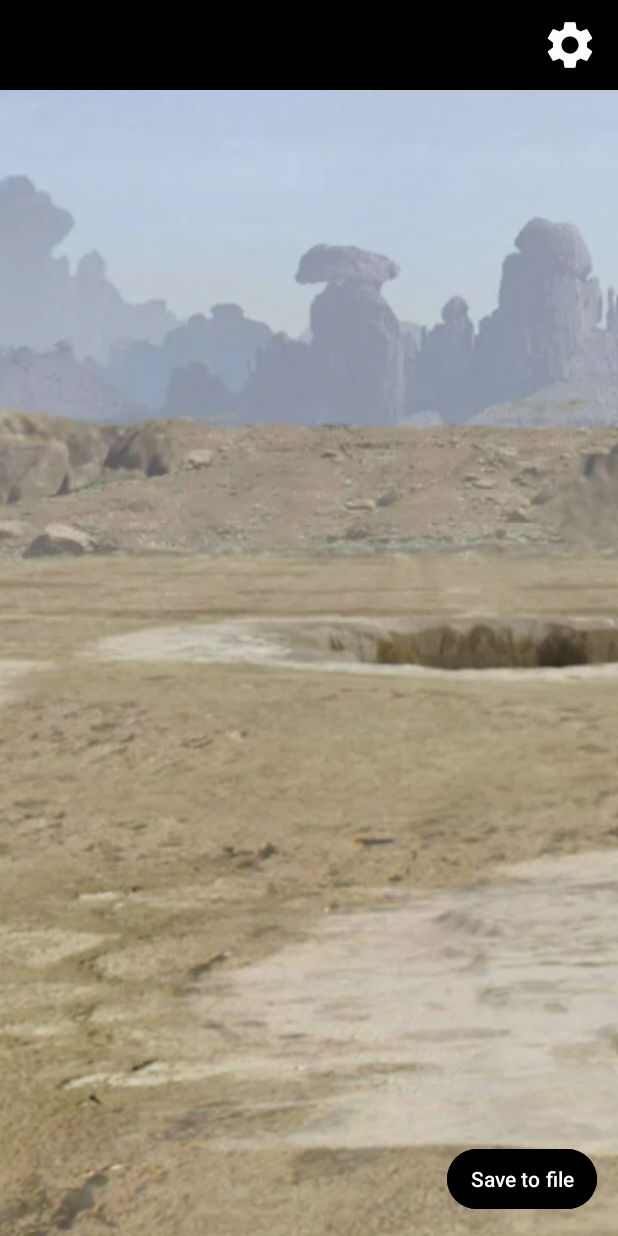
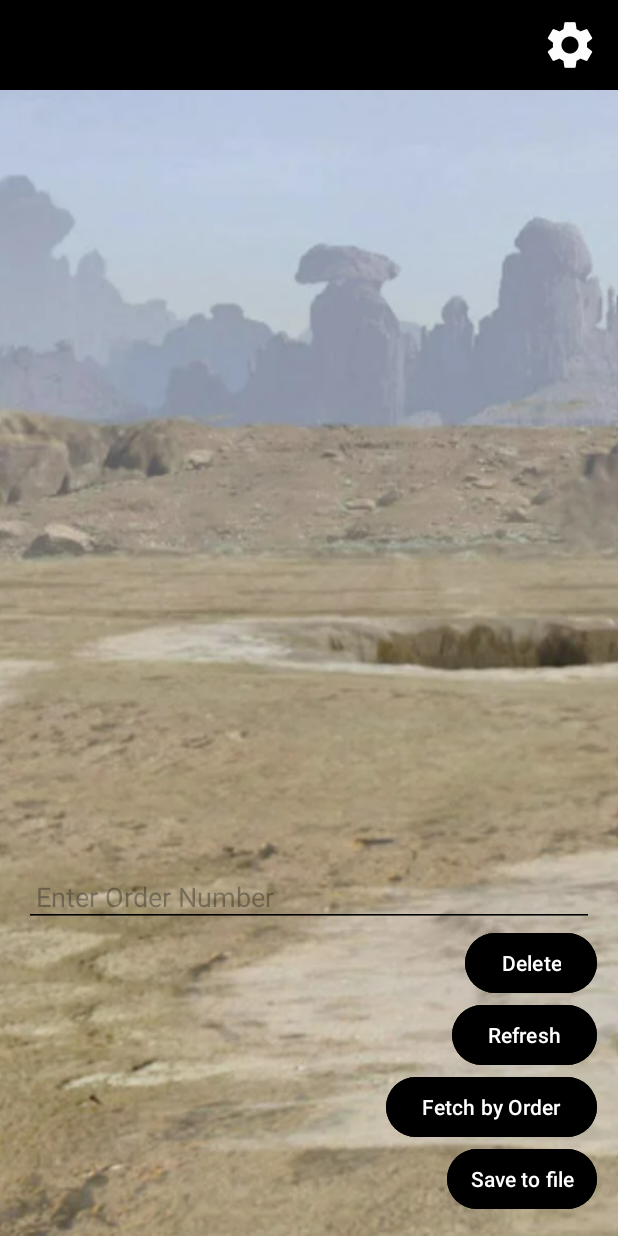
Before and after one commit to mariqzw/MobileAppStarWars, an Android app: the fragment HomeFragment placed in its activity, on a phone screen of 412 x 824 dp. Run offline under Robolectric (Android 15) with nearby library versions, the phone set to English and light mode, and no system bars; our stand-ins replace Room's generated code; 2 statements that could not run were skipped.

```diff
--- a/app/src/main/java/com/example/lab1/database/CharacterDao.kt
+++ b/app/src/main/java/com/example/lab1/database/CharacterDao.kt
@@ -15,5 +15,5 @@ interface CharacterDao {
     suspend fun insertCharacters(characters: List<CharacterEntity>)
 
     @Query("DELETE FROM characters")
-    fun deleteAllCharacters()
+    suspend fun deleteAllCharacters()
 }
--- a/app/src/main/java/com/example/lab1/database/CharacterRepository.kt
+++ b/app/src/main/java/com/example/lab1/database/CharacterRepository.kt
@@ -7,9 +7,9 @@ class CharacterRepository(
     private val api: KtorNetworkApi,
     private val dao: CharacterDao
 ) {
-    suspend fun getCharacters(orderNumber: Int, page: Int = 1): List<CharacterEntity> {
+    suspend fun getCharacters(): List<CharacterEntity> {
         return try {
-            val characters = api.getCharacters(page)
+            val characters = api.getCharacters()
 
             characters.map { character ->
                 val homeworldName =
@@ -33,7 +33,7 @@ class CharacterRepository(
         dao.insertCharacters(characters)
     }
 
-    private fun deleteCharacters() {
+    suspend fun deleteCharacters() {
         dao.deleteAllCharacters()
     }
 
@@ -43,7 +43,7 @@ class CharacterRepository(
 
     suspend fun refreshCharacters() {
         try {
-            val characters = getCharacters(1)
+            val characters = getCharacters()
             deleteCharacters()
             cacheCharacters(characters)
         } catch (e: Exception) {
--- a/app/src/main/java/com/example/lab1/network/KtorNetworkApi.kt
+++ b/app/src/main/java/com/example/lab1/network/KtorNetworkApi.kt
@@ -20,13 +20,12 @@ import io.ktor.http.path
 import io.ktor.serialization.kotlinx.json.json
 import kotlinx.serialization.json.Json
 import io.ktor.client.plugins.logging.Logger
-import io.ktor.client.request.parameter
 import io.ktor.client.request.url
 import kotlin.time.Duration.Companion.seconds
 
 
 interface KtorNetworkApi {
-    suspend fun getCharacters(page: Int = 1): List<Character>
+    suspend fun getCharacters(): List<Character>
     suspend fun getHomeworldName(url: String): String
 }
 
@@ -55,7 +54,7 @@ class KtorNetwork : KtorNetworkApi {
         }
     }
 
-    override suspend fun getCharacters(page: Int): List<Character> {
+    override suspend fun getCharacters(): List<Character> {
         return try {
             client.get {
                 url {
@@ -63,7 +62,6 @@ class KtorNetwork : KtorNetworkApi {
                     protocol = URLProtocol.HTTPS
                     path("api/people")
                     contentType(ContentType.Application.Json)
-                    parameter("page", page)
                 }
             }.let { response ->
                 Log.d("Ktor Response", response.body())
--- a/app/src/main/java/com/example/lab1/presentation/screens/HomeFragment.kt
+++ b/app/src/main/java/com/example/lab1/presentation/screens/HomeFragment.kt
@@ -83,14 +83,20 @@ class HomeFragment : Fragment() {
             }
         }
 
-        binding.btnFetchByOrder.setOnClickListener {
-            val orderNumber = binding.etOrderNumber.text.toString().toIntOrNull()
-            if (orderNumber != null) {
-                lifecycleScope.launch {
-                    fetchCharactersByOrderNumber(orderNumber)
-                }
-            } else {
-                Toast.makeText(requireContext(), "Invalid order number", Toast.LENGTH_SHORT).show()
+//        binding.btnFetchByOrder.setOnClickListener {
+//            val orderNumber = binding.etOrderNumber.text.toString().toIntOrNull()
+//            if (orderNumber != null) {
+//                lifecycleScope.launch {
+//                    fetchCharactersByOrderNumber()
+//                }
+//            } else {
+//                Toast.makeText(requireContext(), "Invalid order number", Toast.LENGTH_SHORT).show()
+//            }
+//        }
+
+        binding.btnDelete.setOnClickListener {
+            lifecycleScope.launch {
+                deleteAllCharacters()
             }
         }
     }
@@ -103,7 +109,7 @@ class HomeFragment : Fragment() {
 
     private suspend fun fetchCharactersFromApi() {
         try {
-            val characters = repository.getCharacters(17)
+            val characters = repository.getCharacters()
             Log.d(TAG, "Fetched characters: $characters")
             if (characters.isNotEmpty()) {
                 repository.cacheCharacters(characters)
@@ -119,10 +125,10 @@ class HomeFragment : Fragment() {
         repository.getCharactersFlow().collect { characters ->
             if (characters.isEmpty()) {
                 Log.d(TAG, "No cached characters, fetching from API...")
-                fetchCharactersFromApi() // Fetch from API if no cached characters
+                fetchCharactersFromApi()
             } else {
                 Log.d(TAG, "Displaying characters: $characters")
-                adapter.setData(characters) // Update RecyclerView with the cached characters
+                adapter.setData(characters)
             }
         }
     }
@@ -135,9 +141,17 @@ class HomeFragment : Fragment() {
         }
     }
 
-    private suspend fun fetchCharactersByOrderNumber(orderNumber: Int) {
+    private suspend fun deleteAllCharacters() {
         try {
-            val characters = repository.getCharacters(orderNumber) // Fetch characters by order number
+            repository.deleteCharacters()
+        } catch (e: Exception) {
+            Toast.makeText(requireContext(), "Error refreshing data: ${e.message}", Toast.LENGTH_SHORT).show()
+        }
+    }
+
+    private suspend fun fetchCharactersByOrderNumber() {
+        try {
+            val characters = repository.getCharacters() // Fetch characters by order number
             repository.cacheCharacters(characters) // Cache the fetched characters
         } catch (e: Exception) {
             Toast.makeText(requireContext(), "Error fetching data: ${e.message}", Toast.LENGTH_SHORT).show()
--- a/app/src/main/res/layout/fragment_home.xml
+++ b/app/src/main/res/layout/fragment_home.xml
@@ -57,44 +57,9 @@
         app:layout_constraintHorizontal_bias="0.0"
         app:layout_constraintStart_toStartOf="parent"
         app:layout_constraintTop_toBottomOf="@id/header"
+        app:layout_constraintBottom_toTopOf="@id/etOrderNumber"
         app:layout_constraintVertical_bias="0.0" />
 
-    <EditText
-        android:id="@+id/etOrderNumber"
-        android:layout_width="0dp"
-        android:layout_height="wrap_content"
-        android:hint="Enter Order Number"
-        android:inputType="number"
-        android:padding="8dp"
-        android:backgroundTint="@color/black"
-        android:layout_marginHorizontal="16dp"
-        app:layout_constraintTop_toBottomOf="@id/chatRecyclerView"
-        app:layout_constraintStart_toStartOf="parent"
-        app:layout_constraintEnd_toEndOf="parent" />
-
-    <Button
-        android:id="@+id/btnFetchByOrder"
-        android:layout_width="wrap_content"
-        android:layout_height="wrap_content"
-        android:text="Fetch by Order"
-        android:backgroundTint="@color/black"
-        android:textColor="@android:color/white"
-        app:layout_constraintTop_toBottomOf="@id/etOrderNumber"
-        app:layout_constraintStart_toStartOf="parent"
-        app:layout_constraintEnd_toEndOf="parent"
-        android:layout_marginTop="8dp" />
-
-    <Button
-        android:id="@+id/btnRefresh"
-        android:layout_width="wrap_content"
-        android:layout_height="wrap_content"
-        android:text="Refresh"
-        android:backgroundTint="@color/black"
-        android:textColor="@android:color/white"
-        app:layout_constraintTop_toBottomOf="@id/btnFetchByOrder"
-        app:layout_constraintStart_toStartOf="parent"
-        app:layout_constraintEnd_toEndOf="parent"
-        android:layout_marginTop="8dp" />
 
     <Button
         android:id="@+id/btnSaveToFile"
@@ -108,5 +73,54 @@
         android:layout_marginEnd="14dp"
         android:layout_marginBottom="14dp" />
 
+    <Button
+        android:id="@+id/btnFetchByOrder"
+        android:layout_width="wrap_content"
+        android:layout_height="wrap_content"
+        android:text="Fetch by Order"
+        android:backgroundTint="@color/black"
+        android:textColor="@android:color/white"
+        app:layout_constraintBottom_toTopOf="@id/btnSaveToFile"
+        app:layout_constraintEnd_toEndOf="parent"
+        android:layout_marginEnd="14dp"
+        android:layout_marginTop="10dp" />
+
+    <Button
+        android:id="@+id/btnRefresh"
+        android:layout_width="wrap_content"
+        android:layout_height="wrap_content"
+        android:text="Refresh"
+        android:backgroundTint="@color/black"
+        android:textColor="@android:color/white"
+        app:layout_constraintBottom_toTopOf="@id/btnFetchByOrder"
+        app:layout_constraintEnd_toEndOf="parent"
+        android:layout_marginEnd="14dp"
+        android:layout_marginTop="10dp" />
+
+    <Button
+        android:id="@+id/btnDelete"
+        android:layout_width="wrap_content"
+        android:layout_height="wrap_content"
+        android:text="Delete"
+        android:backgroundTint="@color/black"
+        android:textColor="@android:color/white"
+        app:layout_constraintBottom_toTopOf="@id/btnRefresh"
+        app:layout_constraintEnd_toEndOf="parent"
+        android:layout_marginEnd="14dp"
+        android:layout_marginTop="10dp" />
+
+    <EditText
+        android:id="@+id/etOrderNumber"
+        android:layout_width="0dp"
+        android:layout_height="wrap_content"
+        android:hint="Enter Order Number"
+        android:inputType="number"
+        android:padding="8dp"
+        android:backgroundTint="@color/black"
+        android:layout_marginHorizontal="16dp"
+        app:layout_constraintBottom_toTopOf="@id/btnDelete"
+        app:layout_constraintStart_toStartOf="parent"
+        app:layout_constraintEnd_toEndOf="parent" />
+
 
 </androidx.constraintlayout.widget.ConstraintLayout>
```
